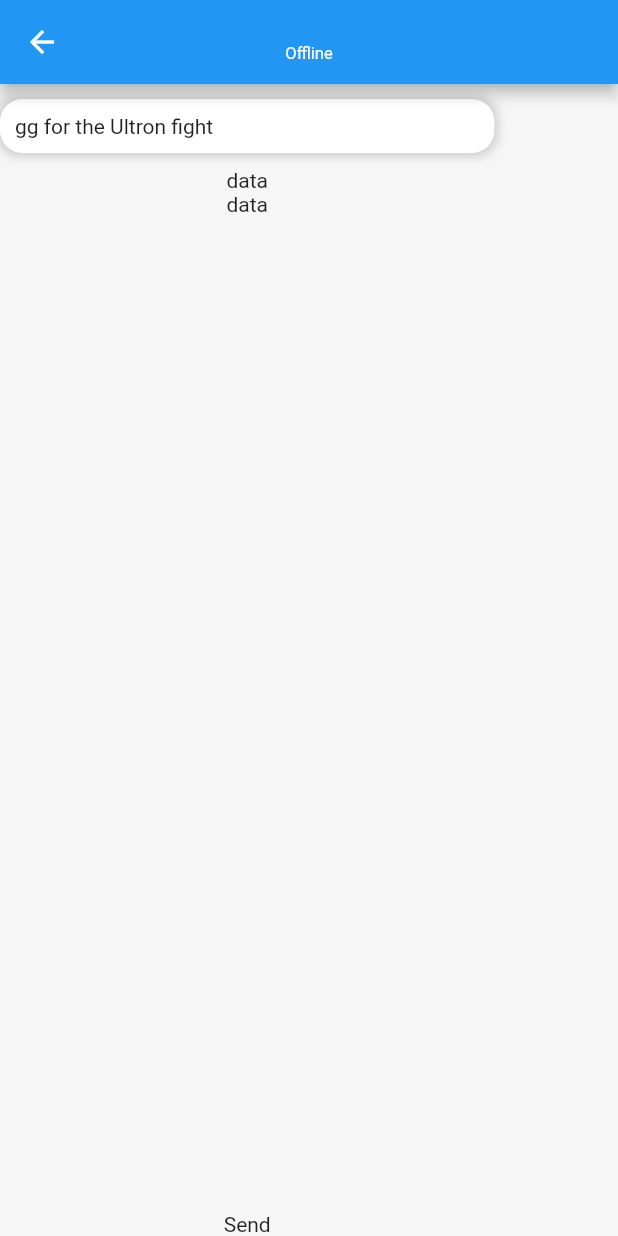
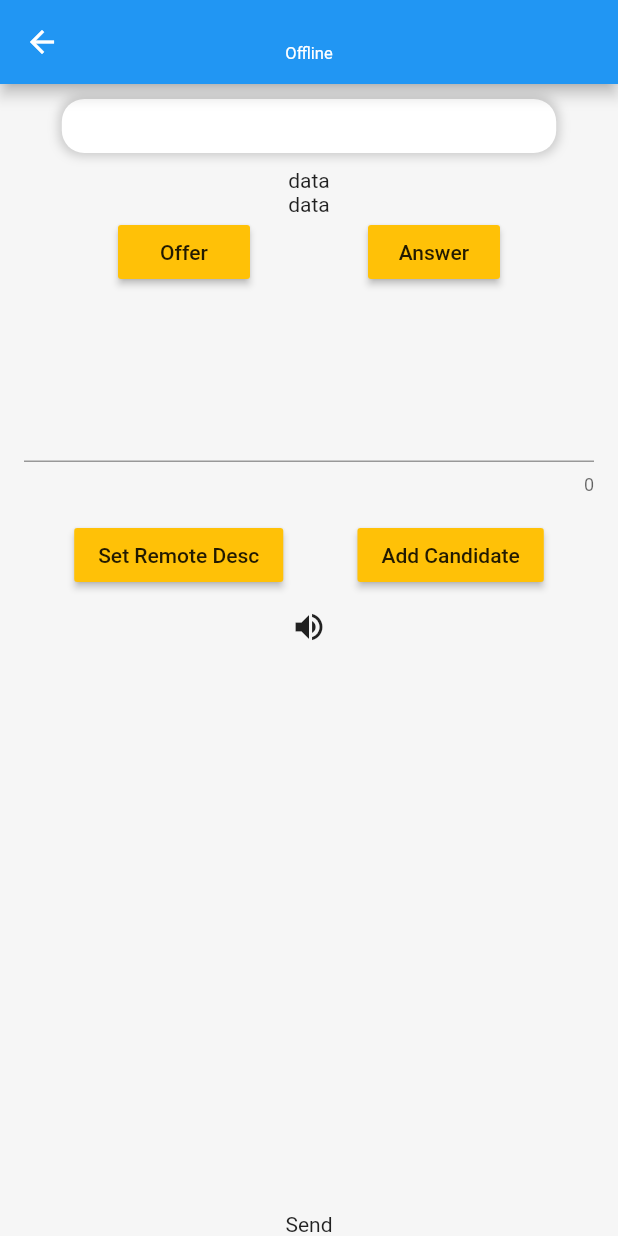
Before and after one commit to PoCInnovation/Peer2Gether, a Flutter app: the ChatScreen screen opened directly with empty values, on a phone screen of 412 x 824 dp. Run offline on Flutter 3.47's test engine with Material 2 defaults, Android fonts, the phone set to English and light mode, and no system bars; missing offline and left inert: flutter_webrtc, sdp_transform.

Commit message:
refactor: merging classes

```diff
--- a/chat_app_p2p/lib/RtcConnection/connectionPage.dart
+++ b/chat_app_p2p/lib/RtcConnection/connectionPage.dart
@@ -218,7 +218,7 @@ class ConnectionPageState extends State<ConnectionPage> {
           icon: const Icon(Icons.volume_up),
           tooltip: 'Increase volume by 10',
           onPressed: () {
-            _dataChannel.send(RTCDataChannelMessage('Hello!'));
+            _dataChannel.send(RTCDataChannelMessage(sdpController.text));
           },
         ),
         ])));
--- a/chat_app_p2p/lib/chat_screen.dart
+++ b/chat_app_p2p/lib/chat_screen.dart
@@ -1,5 +1,8 @@
 import 'package:flutter/material.dart';
 import 'package:chat_app_p2p/user_model.dart';
+import 'package:flutter_webrtc/flutter_webrtc.dart';
+import 'package:sdp_transform/sdp_transform.dart';
+import 'dart:convert';
 
 class ChatScreen extends StatefulWidget {
   final User user;
@@ -11,6 +14,197 @@ class ChatScreen extends StatefulWidget {
 }
 
 class _ChatScreenState extends State<ChatScreen> {
+  bool _offer = false;
+  RTCPeerConnection _peerConnection;
+
+  RTCDataChannelInit _dataChannelDict;
+  RTCDataChannel _dataChannel;
+
+  String textAnswer = "";
+
+  final sdpController = TextEditingController();
+
+  @override
+  dispose() {
+    sdpController.dispose();
+    super.dispose();
+  }
+
+  @override
+  void initState() {
+    _createPeerConnection().then((pc) {
+      _peerConnection = pc;
+    });
+    super.initState();
+  }
+
+  void _createOffer() async {
+    RTCSessionDescription description =
+        await _peerConnection.createOffer({'offerToReceiveVideo': 1});
+    var session = parse(description.sdp);
+    print(json.encode(session));
+    _offer = true;
+
+    _peerConnection.setLocalDescription(description);
+  }
+
+  void _createAnswer() async {
+    RTCSessionDescription description =
+        await _peerConnection.createAnswer({'offerToReceiveVideo': 1});
+
+    var session = parse(description.sdp);
+    print(json.encode(session));
+
+    _peerConnection.setLocalDescription(description);
+  }
+
+  void _setRemoteDescription() async {
+    String jsonString = sdpController.text;
+    dynamic session = await jsonDecode('$jsonString');
+
+    String sdp = write(session, null);
+
+    RTCSessionDescription description =
+        new RTCSessionDescription(sdp, _offer ? 'answer' : 'offer');
+    print(description.toMap());
+
+    await _peerConnection.setRemoteDescription(description);
+  }
+
+  void _addCandidate() async {
+    String jsonString = sdpController.text;
+    dynamic session = await jsonDecode('$jsonString');
+    print(session['candidate']);
+    dynamic candidate = new RTCIceCandidate(
+        session['candidate'], session['sdpMid'], session['sdpMlineIndex']);
+    await _peerConnection.addCandidate(candidate);
+  }
+
+  void _onDataChannel(RTCDataChannel dataChannel) {
+    dataChannel.onMessage = (message) {
+      if (message.type == MessageType.text) {
+        setState(() {
+          textAnswer = message.text;
+        });
+        print("message.text");
+      } else {
+        // do something with message.binary
+      }
+    };
+    // or alternatively:
+    dataChannel.messageStream.listen((message) {
+      if (message.type == MessageType.text) {
+        textAnswer = message.text;
+        print(message.text);
+      } else {
+        // do something with message.binary
+      }
+    });
+
+    dataChannel.send(RTCDataChannelMessage('Hello!'));
+  }
+
+  _createPeerConnection() async {
+    Map<String, dynamic> configuration = {
+      "iceServers": [
+        {"url": "stun:stun.l.google.com:19302"},
+      ]
+    };
+
+    final Map<String, dynamic> offerSdpConstraints = {
+      "mandatory": {
+        "OfferToReceiveAudio": true,
+        "OfferToReceiveVideo": true,
+      },
+      "optional": [],
+    };
+
+    RTCPeerConnection pc =
+        await createPeerConnection(configuration, offerSdpConstraints);
+    _dataChannelDict = RTCDataChannelInit();
+    _dataChannelDict.id = 1;
+    _dataChannelDict.ordered = true;
+    _dataChannelDict.maxRetransmitTime = -1;
+    _dataChannelDict.maxRetransmits = -1;
+    _dataChannelDict.protocol = 'sctp';
+    _dataChannelDict.negotiated = false;
+
+    _dataChannel = await pc.createDataChannel('dataChannel', _dataChannelDict);
+
+    pc.onDataChannel = _onDataChannel;
+
+    pc.onIceCandidate = (e) {
+      if (e.candidate != null) {
+        print(json.encode({
+          'candidate': e.candidate.toString(),
+          'sdpMid': e.sdpMid.toString(),
+          'sdpMlineIndex': e.sdpMlineIndex,
+        }));
+      }
+    };
+
+    pc.onIceConnectionState = (e) {
+      print(e);
+    };
+
+    pc.onAddStream = (stream) {
+      print('addStream: ' + stream.id);
+    };
+
+    return pc;
+  }
+
+  _getUserMedia() async {
+    final Map<String, dynamic> mediaConstraints = {
+      'audio': false,
+      'video': {
+        'facingMode': 'user',
+      },
+    };
+
+    MediaStream stream = await navigator.getUserMedia(mediaConstraints);
+
+    return stream;
+  }
+
+  Row offerAndAnswerButtons() =>
+      Row(mainAxisAlignment: MainAxisAlignment.spaceEvenly, children: <Widget>[
+        new RaisedButton(
+          onPressed: _createOffer,
+          child: Text('Offer'),
+          color: Colors.amber,
+        ),
+        RaisedButton(
+          onPressed: _createAnswer,
+          child: Text('Answer'),
+          color: Colors.amber,
+        ),
+      ]);
+
+  Row sdpCandidateButtons() =>
+      Row(mainAxisAlignment: MainAxisAlignment.spaceEvenly, children: <Widget>[
+        RaisedButton(
+          onPressed: _setRemoteDescription,
+          child: Text('Set Remote Desc'),
+          color: Colors.amber,
+        ),
+        RaisedButton(
+          onPressed: _addCandidate,
+          child: Text('Add Candidate'),
+          color: Colors.amber,
+        )
+      ]);
+
+  Padding sdpCandidatesTF() => Padding(
+        padding: const EdgeInsets.all(16.0),
+        child: TextField(
+          controller: sdpController,
+          keyboardType: TextInputType.multiline,
+          maxLines: 4,
+          maxLength: TextField.noMaxLength,
+        ),
+      );
+
   @override
   Widget build(BuildContext context) {
     return Scaffold(
@@ -50,17 +244,17 @@ class _ChatScreenState extends State<ChatScreen> {
                         constraints: BoxConstraints(
                           maxWidth: MediaQuery.of(context).size.width * 0.8,
                         ),
-                        child: Text('gg for the Ultron fight'),
+                        child: Text(textAnswer),
                         padding: EdgeInsets.all(10),
                         margin: EdgeInsets.symmetric(vertical: 10),
                         decoration: BoxDecoration(
                           color: Colors.white,
                           borderRadius: BorderRadius.circular(15),
-                          boxShadow: [BoxShadow(
-                            color: Colors.grey.withOpacity(0.5),
-                            spreadRadius: 2,
-                            blurRadius: 5
-                          ),
+                          boxShadow: [
+                            BoxShadow(
+                                color: Colors.grey.withOpacity(0.5),
+                                spreadRadius: 2,
+                                blurRadius: 5),
                           ],
                         ),
                       ),
@@ -73,6 +267,20 @@ class _ChatScreenState extends State<ChatScreen> {
                 Container(
                   child: Text('data'),
                 ),
+                Container(
+                    child: Column(children: [
+                  offerAndAnswerButtons(),
+                  sdpCandidatesTF(),
+                  sdpCandidateButtons(),
+                  IconButton(
+                    icon: const Icon(Icons.volume_up),
+                    tooltip: 'Increase volume by 10',
+                    onPressed: () {
+                      _dataChannel
+                          .send(RTCDataChannelMessage(sdpController.text));
+                    },
+                  ),
+                ]))
               ],
             ),
           ),
--- a/chat_app_p2p/lib/main.dart
+++ b/chat_app_p2p/lib/main.dart
@@ -16,7 +16,7 @@ class MyApp extends StatelessWidget {
       theme: ThemeData(
         primarySwatch: Colors.blue,
       ),
-      home: ConnectionPage(title: 'WebRTC lets learn together'),
+      home: HomeScreen(),
     );
   }
 }
```
